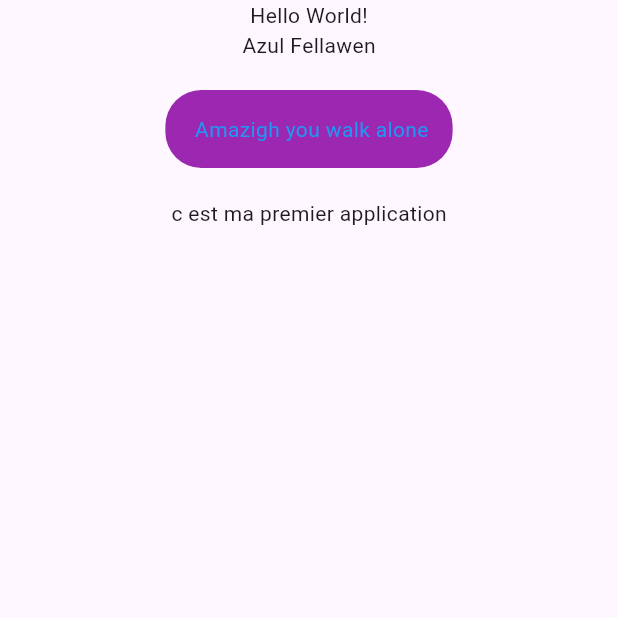
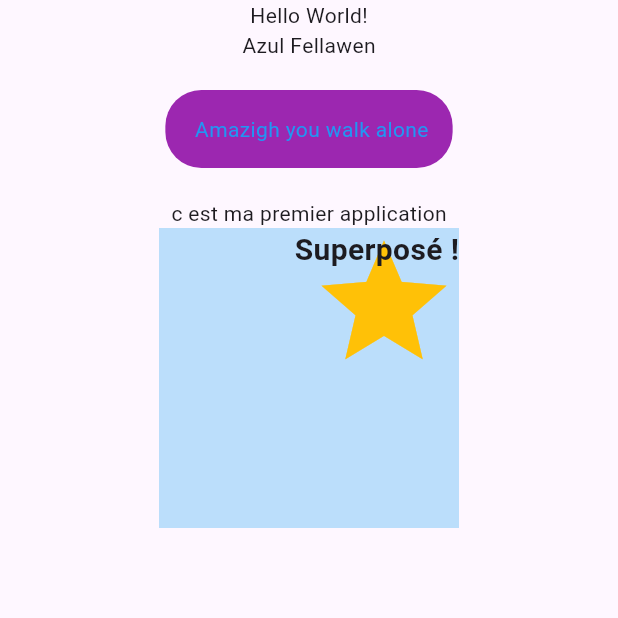
Before and after one commit to SMAILIKH/atelier-4, a Flutter app: the screen it shows after launch, on a phone screen of 412 x 824 dp, the top half of it. Run offline on Flutter 3.47's test engine with Material 3 defaults, Android fonts, the phone set to English and light mode, and no system bars.

Commit message:
Etape 4 -Stack avec container, icone et texte

```diff
--- a/flutter_app_widgets_base/lib/main.dart
+++ b/flutter_app_widgets_base/lib/main.dart
@@ -29,6 +29,17 @@ class MainApp extends StatelessWidget {
                 ),
               ),
               Text('c est ma premier application'),
+              Stack(
+                alignment: Alignment.topRight,
+                children: [
+                  Container(width: 200, height: 200, color: Colors.blue[100]),
+                  Icon(Icons.star, size: 100, color: Colors.amber),
+                  Text(
+                    "Superposé !",
+                    style: TextStyle(fontSize: 20, fontWeight: FontWeight.bold),
+                  ),
+                ],
+              ),
             ],
           ),
         ),
```
